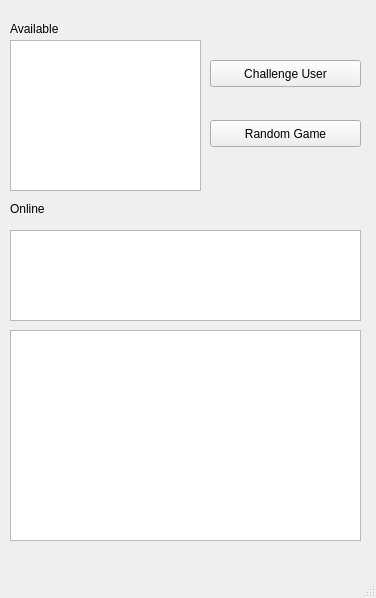
Before: the Qt Designer form ui/mainwindow.ui in mrundle/DotBoxing, drawn with Qt 5.
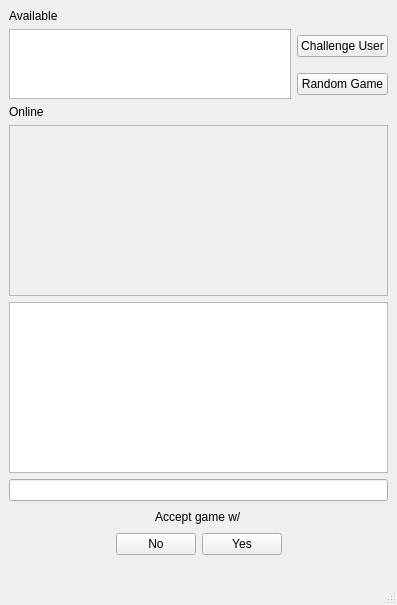
After: the same form once the commit is applied.

Commit message: Qt GUI has simple functionality (chat and game challenges work)

The edit to the form file:
```diff
--- a/ui/mainwindow.ui
+++ b/ui/mainwindow.ui
@@ -6,96 +6,174 @@
    <rect>
     <x>0</x>
     <y>0</y>
-    <width>376</width>
-    <height>598</height>
+    <width>397</width>
+    <height>605</height>
    </rect>
   </property>
   <property name="windowTitle">
    <string>MainWindow</string>
   </property>
   <widget class="QWidget" name="centralwidget">
-   <widget class="QListWidget" name="availableList">
-    <property name="geometry">
-     <rect>
-      <x>10</x>
-      <y>40</y>
-      <width>191</width>
-      <height>151</height>
-     </rect>
-    </property>
-   </widget>
-   <widget class="QLabel" name="label">
-    <property name="geometry">
-     <rect>
-      <x>10</x>
-      <y>200</y>
-      <width>351</width>
-      <height>17</height>
-     </rect>
-    </property>
-    <property name="text">
-     <string>Online</string>
-    </property>
-   </widget>
-   <widget class="QLabel" name="label_2">
-    <property name="geometry">
-     <rect>
-      <x>10</x>
-      <y>20</y>
-      <width>361</width>
-      <height>17</height>
-     </rect>
-    </property>
-    <property name="text">
-     <string>Available</string>
-    </property>
-   </widget>
-   <widget class="QPushButton" name="challengeButton">
-    <property name="geometry">
-     <rect>
-      <x>210</x>
-      <y>60</y>
-      <width>151</width>
-      <height>27</height>
-     </rect>
-    </property>
-    <property name="text">
-     <string>Challenge User</string>
-    </property>
-   </widget>
-   <widget class="QPushButton" name="randomGameButton">
-    <property name="geometry">
-     <rect>
-      <x>210</x>
-      <y>120</y>
-      <width>151</width>
-      <height>27</height>
-     </rect>
-    </property>
-    <property name="text">
-     <string>Random Game</string>
-    </property>
-   </widget>
-   <widget class="QListWidget" name="onlineList">
-    <property name="geometry">
-     <rect>
-      <x>10</x>
-      <y>230</y>
-      <width>351</width>
-      <height>91</height>
-     </rect>
-    </property>
-   </widget>
-   <widget class="QListWidget" name="chatList">
-    <property name="geometry">
-     <rect>
-      <x>10</x>
-      <y>330</y>
-      <width>351</width>
-      <height>211</height>
-     </rect>
-    </property>
-   </widget>
+   <layout class="QGridLayout" name="gridLayout">
+    <item row="0" column="0" colspan="2">
+     <widget class="QLabel" name="label_2">
+      <property name="text">
+       <string>Available</string>
+      </property>
+     </widget>
+    </item>
+    <item row="1" column="0" rowspan="2">
+     <widget class="QListWidget" name="availableList"/>
+    </item>
+    <item row="1" column="1">
+     <widget class="QPushButton" name="challengeButton">
+      <property name="text">
+       <string>Challenge User</string>
+      </property>
+     </widget>
+    </item>
+    <item row="2" column="1">
+     <widget class="QPushButton" name="randomGameButton">
+      <property name="text">
+       <string>Random Game</string>
+      </property>
+     </widget>
+    </item>
+    <item row="3" column="0" colspan="2">
+     <widget class="QLabel" name="label">
+      <property name="text">
+       <string>Online</string>
+      </property>
+     </widget>
+    </item>
+    <item row="4" column="0" colspan="2">
+     <widget class="QListWidget" name="onlineList">
+      <property name="enabled">
+       <bool>false</bool>
+      </property>
+     </widget>
+    </item>
+    <item row="5" column="0" colspan="2">
+     <widget class="QListWidget" name="chatList">
+      <property name="enabled">
+       <bool>true</bool>
+      </property>
+      <property name="autoScroll">
+       <bool>true</bool>
+      </property>
+     </widget>
+    </item>
+    <item row="6" column="0" colspan="2">
+     <widget class="QLineEdit" name="chatEdit"/>
+    </item>
+    <item row="9" column="0" colspan="2">
+     <layout class="QHBoxLayout" name="horizontalLayout">
+      <item>
+       <spacer name="horizontalSpacer">
+        <property name="orientation">
+         <enum>Qt::Horizontal</enum>
+        </property>
+        <property name="sizeHint" stdset="0">
+         <size>
+          <width>40</width>
+          <height>20</height>
+         </size>
+        </property>
+       </spacer>
+      </item>
+      <item>
+       <widget class="QPushButton" name="noButton">
+        <property name="text">
+         <string>No</string>
+        </property>
+       </widget>
+      </item>
+      <item>
+       <widget class="QPushButton" name="yesButton">
+        <property name="text">
+         <string>Yes</string>
+        </property>
+       </widget>
+      </item>
+      <item>
+       <spacer name="horizontalSpacer_2">
+        <property name="orientation">
+         <enum>Qt::Horizontal</enum>
+        </property>
+        <property name="sizeHint" stdset="0">
+         <size>
+          <width>40</width>
+          <height>20</height>
+         </size>
+        </property>
+       </spacer>
+      </item>
+     </layout>
+    </item>
+    <item row="10" column="1">
+     <spacer name="verticalSpacer_5">
+      <property name="orientation">
+       <enum>Qt::Vertical</enum>
+      </property>
+      <property name="sizeHint" stdset="0">
+       <size>
+        <width>20</width>
+        <height>40</height>
+       </size>
+      </property>
+     </spacer>
+    </item>
+    <item row="10" column="0">
+     <spacer name="verticalSpacer_4">
+      <property name="orientation">
+       <enum>Qt::Vertical</enum>
+      </property>
+      <property name="sizeHint" stdset="0">
+       <size>
+        <width>20</width>
+        <height>40</height>
+       </size>
+      </property>
+     </spacer>
+    </item>
+    <item row="7" column="0" colspan="2">
+     <layout class="QHBoxLayout" name="horizontalLayout_2">
+      <item>
+       <spacer name="horizontalSpacer_3">
+        <property name="orientation">
+         <enum>Qt::Horizontal</enum>
+        </property>
+        <property name="sizeHint" stdset="0">
+         <size>
+          <width>40</width>
+          <height>20</height>
+         </size>
+        </property>
+       </spacer>
+      </item>
+      <item>
+       <widget class="QLabel" name="challengeText">
+        <property name="text">
+         <string>Accept game w/</string>
+        </property>
+       </widget>
+      </item>
+      <item>
+       <spacer name="horizontalSpacer_4">
+        <property name="orientation">
+         <enum>Qt::Horizontal</enum>
+        </property>
+        <property name="sizeHint" stdset="0">
+         <size>
+          <width>40</width>
+          <height>20</height>
+         </size>
+        </property>
+       </spacer>
+      </item>
+     </layout>
+    </item>
+   </layout>
   </widget>
   <widget class="QMenuBar" name="menubar">
    <property name="geometry">
```
Left out of the diff: 2 changed lines with no effect on the pictures. The commit also changes 3 other files.
